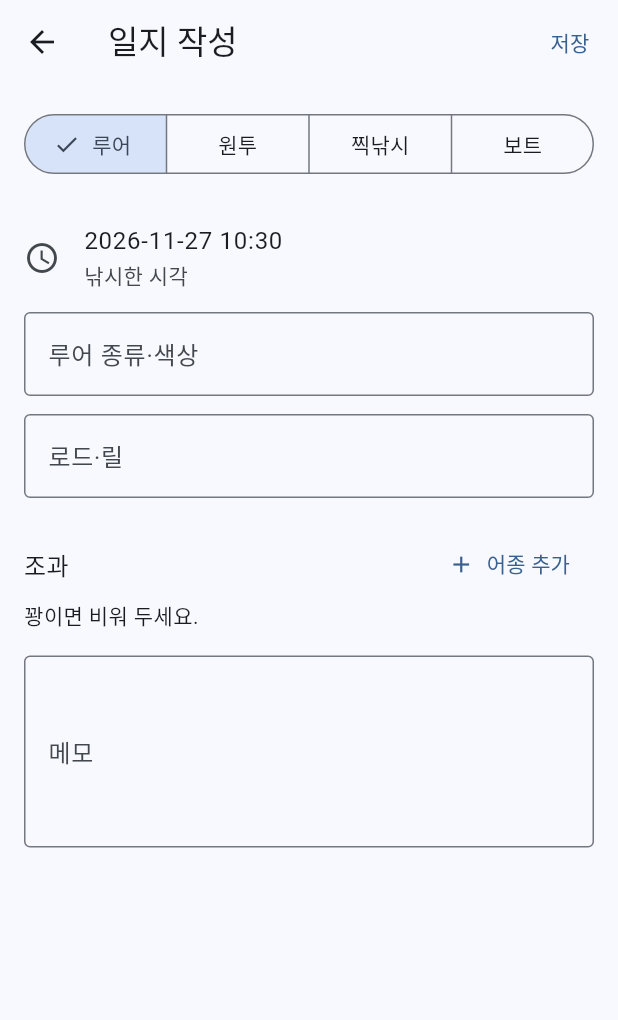
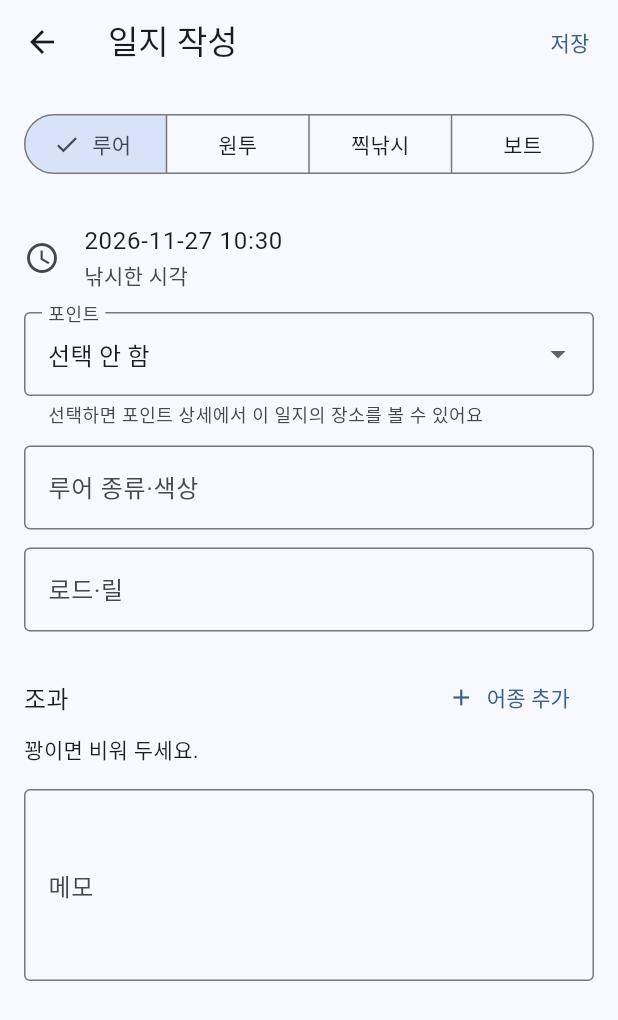
Before and after one commit to onappkr/bada_sanai, a Flutter app: the CatchLogFormScreen screen opened by its route, on a phone screen of 412 x 824 dp. Shown: the top 1020 px of the screen. Run offline on Flutter 3.47's test engine with Material 3 defaults, Android fonts, the phone set to English and light mode, and no system bars; our stand-ins replace drift, drift_flutter, flutter_riverpod, go_router, material_ui; accounts and stored records are empty; generated files the repository leaves out were written again.

Commit message:
일지에 포인트 연결: 작성 화면 포인트 선택, 상세 표시, 포인트 상세에 연결된 일지 목록
Co-Authored-By: Claude Sonnet 5.5 <noreply@anthropic.com>

```diff
--- a/lib/features/catch_log/application/catch_log_providers.dart
+++ b/lib/features/catch_log/application/catch_log_providers.dart
@@ -32,6 +32,12 @@ final catchLogsProvider = StreamProvider.autoDispose<List<CatchLogView>>((ref) {
   return ref.watch(catchLogRepositoryProvider).watchAll(genre: genre);
 });
 
+/// 특정 포인트에 연결된 일지(포인트 상세용).
+final catchLogsByPointProvider =
+    StreamProvider.autoDispose.family<List<CatchLogView>, String>((ref, pointId) {
+  return ref.watch(catchLogRepositoryProvider).watchAll(pointId: pointId);
+});
+
 final catchLogProvider =
     StreamProvider.autoDispose.family<CatchLogView?, String>((ref, id) {
   return ref.watch(catchLogRepositoryProvider).watchOne(id);
--- a/lib/features/catch_log/data/drift_catch_log_repository.dart
+++ b/lib/features/catch_log/data/drift_catch_log_repository.dart
@@ -19,11 +19,12 @@ class DriftCatchLogRepository implements CatchLogRepository {
   final DateTime Function() _now;
 
   @override
-  Stream<List<CatchLogView>> watchAll({Genre? genre}) {
+  Stream<List<CatchLogView>> watchAll({Genre? genre, String? pointId}) {
     final q = _db.select(_db.catchLogs)
       ..where((t) => t.deletedAt.isNull())
       ..orderBy([(t) => OrderingTerm.desc(t.fishedAt)]);
     if (genre != null) q.where((t) => t.genre.equalsValue(genre));
+    if (pointId != null) q.where((t) => t.pointId.equals(pointId));
     return q.watch().asyncMap(_withItems);
   }
 
--- a/lib/features/catch_log/domain/catch_log_repository.dart
+++ b/lib/features/catch_log/domain/catch_log_repository.dart
@@ -3,7 +3,8 @@ import 'catch_log_models.dart';
 /// 일지 저장소 인터페이스. 구현은 data 계층(Drift)에 둔다.
 abstract interface class CatchLogRepository {
   /// 삭제되지 않은 일지를 낚시 시각 내림차순으로 관찰한다.
-  Stream<List<CatchLogView>> watchAll({Genre? genre});
+  /// [genre], [pointId]를 주면 해당 조건의 일지만 관찰한다.
+  Stream<List<CatchLogView>> watchAll({Genre? genre, String? pointId});
 
   Stream<CatchLogView?> watchOne(String id);
 
--- a/lib/features/catch_log/presentation/catch_log_form_screen.dart
+++ b/lib/features/catch_log/presentation/catch_log_form_screen.dart
@@ -2,6 +2,7 @@ import 'package:flutter_riverpod/flutter_riverpod.dart';
 import 'package:go_router/go_router.dart';
 import 'package:material_ui/material_ui.dart';
 
+import '../../point/application/point_providers.dart';
 import '../../species/domain/species_catalog.dart';
 import '../application/catch_log_providers.dart';
 import '../domain/catch_log_models.dart';
@@ -29,6 +30,7 @@ class _ItemRow {
 class _CatchLogFormScreenState extends ConsumerState<CatchLogFormScreen> {
   Genre _genre = Genre.lure;
   DateTime _fishedAt = DateTime.now();
+  String? _pointId;
   final _memo = TextEditingController();
   final Map<String, TextEditingController> _detail = {};
   final List<_ItemRow> _items = [];
@@ -52,6 +54,7 @@ class _CatchLogFormScreenState extends ConsumerState<CatchLogFormScreen> {
       if (log == null) return;
       _genre = log.genre;
       _fishedAt = log.fishedAt.toLocal();
+      _pointId = log.pointId;
       _memo.text = log.memo ?? '';
       for (final f in log.genre.fields) {
         _detail[f.key] = TextEditingController(text: log.genreDetail[f.key] ?? '');
@@ -113,6 +116,7 @@ class _CatchLogFormScreenState extends ConsumerState<CatchLogFormScreen> {
     final input = CatchLogInput(
       genre: _genre,
       fishedAt: _fishedAt,
+      pointId: _pointId,
       memo: _memo.text,
       genreDetail: {
         for (final f in _genre.fields) f.key: _ctrl(f.key).text,
@@ -176,6 +180,8 @@ class _CatchLogFormScreenState extends ConsumerState<CatchLogFormScreen> {
             subtitle: const Text('낚시한 시각'),
             onTap: _pickDateTime,
           ),
+          _pointPicker(),
+          const SizedBox(height: 12),
           for (final f in _genre.fields)
             Padding(
               padding: const EdgeInsets.only(bottom: 12),
@@ -208,6 +214,28 @@ class _CatchLogFormScreenState extends ConsumerState<CatchLogFormScreen> {
           ),
         ],
       ),
+    );
+  }
+
+  /// 포인트 연결. 이미 삭제된 포인트가 연결돼 있으면 선택 안 함으로 보인다.
+  Widget _pointPicker() {
+    final points = ref.watch(pointsProvider).value ?? const [];
+    final selected = points.any((p) => p.id == _pointId) ? _pointId : null;
+    return DropdownButtonFormField<String?>(
+      key: ValueKey('${points.length}/$selected'),
+      initialValue: selected,
+      isExpanded: true,
+      decoration: const InputDecoration(
+        labelText: '포인트',
+        border: OutlineInputBorder(),
+        helperText: '선택하면 포인트 상세에서 이 일지의 장소를 볼 수 있어요',
+      ),
+      items: [
+        const DropdownMenuItem<String?>(value: null, child: Text('선택 안 함')),
+        for (final p in points)
+          DropdownMenuItem<String?>(value: p.id, child: Text(p.name)),
+      ],
+      onChanged: (v) => setState(() => _pointId = v),
     );
   }
 
--- a/lib/main_preview.dart
+++ b/lib/main_preview.dart
@@ -17,6 +17,7 @@ Future<void> main() async {
   await repo.create(CatchLogInput(
     genre: Genre.lure,
     fishedAt: now.subtract(const Duration(days: 2)),
+    pointId: 'pt-1',
     memo: '새벽 물돌이에 입질이 몰렸다. 바람 강함.',
     genreDetail: const {'lure': '지그헤드 20g, 화이트', 'rod': '9ft ML'},
     items: const [
```
Also changed, not shown: lib/features/catch_log/data/in_memory_catch_log_repository.dart (+5 -4 lines), lib/features/catch_log/presentation/catch_log_detail_screen.dart (+17 -2 lines), lib/features/point/presentation/point_detail_screen.dart (+20 -2 lines), 1 other file.
